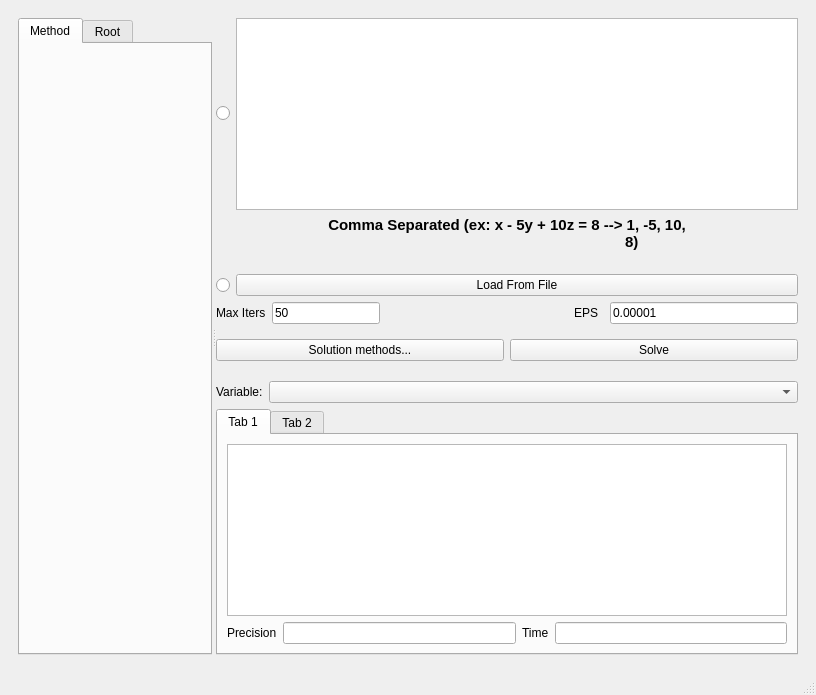
First picture: the form in window.ui, repository Quarz0/Linear-Equations-Solver, before the edit.
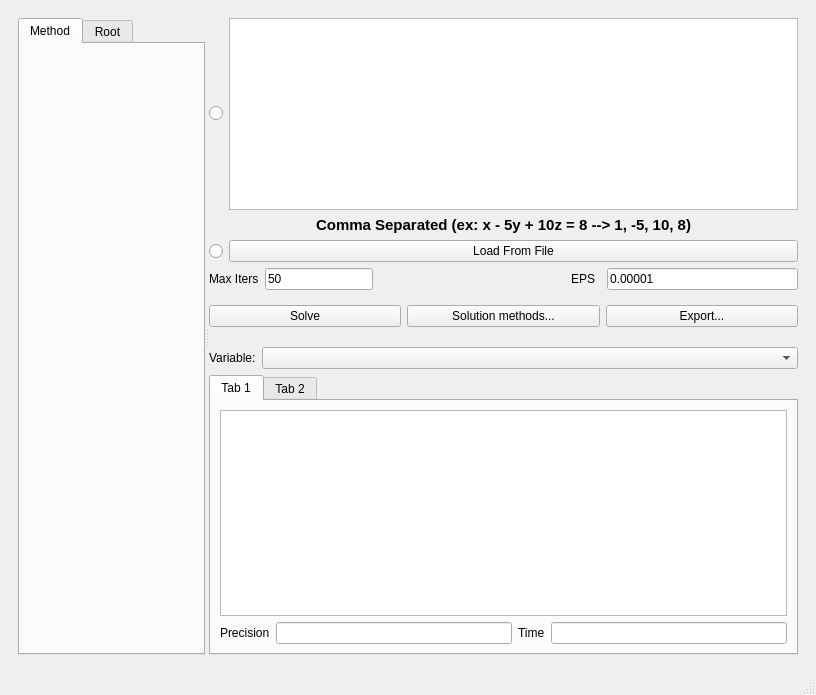
Second picture: the form after the edit.

Commit message: Add save button and functions

```diff
--- a/window.ui
+++ b/window.ui
@@ -180,9 +180,7 @@
                                                         </font>
                                                     </property>
                                                     <property name="text">
-                                                        <string>Comma Separated (ex: x - 5y + 10z = 8 --&gt; 1, -5, 10,
-                                                            8)
-                                                        </string>
+              <string>Comma Separated (ex: x - 5y + 10z = 8 --&gt; 1, -5, 10, 8)</string>
                                                     </property>
                                                     <property name="alignment">
                                                         <set>Qt::AlignCenter</set>
@@ -352,19 +350,6 @@
                                                         <property name="rightMargin">
                                                             <number>0</number>
                                                         </property>
-                                                        <item>
-                                                            <widget class="QPushButton" name="methodsButton">
-                                                                <property name="minimumSize">
-                                                                    <size>
-                                                                        <width>0</width>
-                                                                        <height>0</height>
-                                                                    </size>
-                                                                </property>
-                                                                <property name="text">
-                                                                    <string>Solution methods...</string>
-                                                                </property>
-                                                            </widget>
-                                                        </item>
                                                         <item>
                                                             <widget class="QPushButton" name="solveButton">
                                                                 <property name="minimumSize">
@@ -378,6 +363,26 @@
                                                                 </property>
                                                             </widget>
                                                         </item>
+              <item>
+               <widget class="QPushButton" name="methodsButton">
+                <property name="minimumSize">
+                 <size>
+                  <width>0</width>
+                  <height>0</height>
+                 </size>
+                </property>
+                <property name="text">
+                 <string>Solution methods...</string>
+                </property>
+               </widget>
+              </item>
+              <item>
+               <widget class="QPushButton" name="exportButton">
+                <property name="text">
+                 <string>Export...</string>
+                </property>
+               </widget>
+              </item>
                                                     </layout>
                                                 </widget>
                                             </item>
```
Left out of the diff: 9 changed lines with no effect on the pictures. Lines whose indentation alone changed are shown as unchanged. The commit also changes 11 other files.
